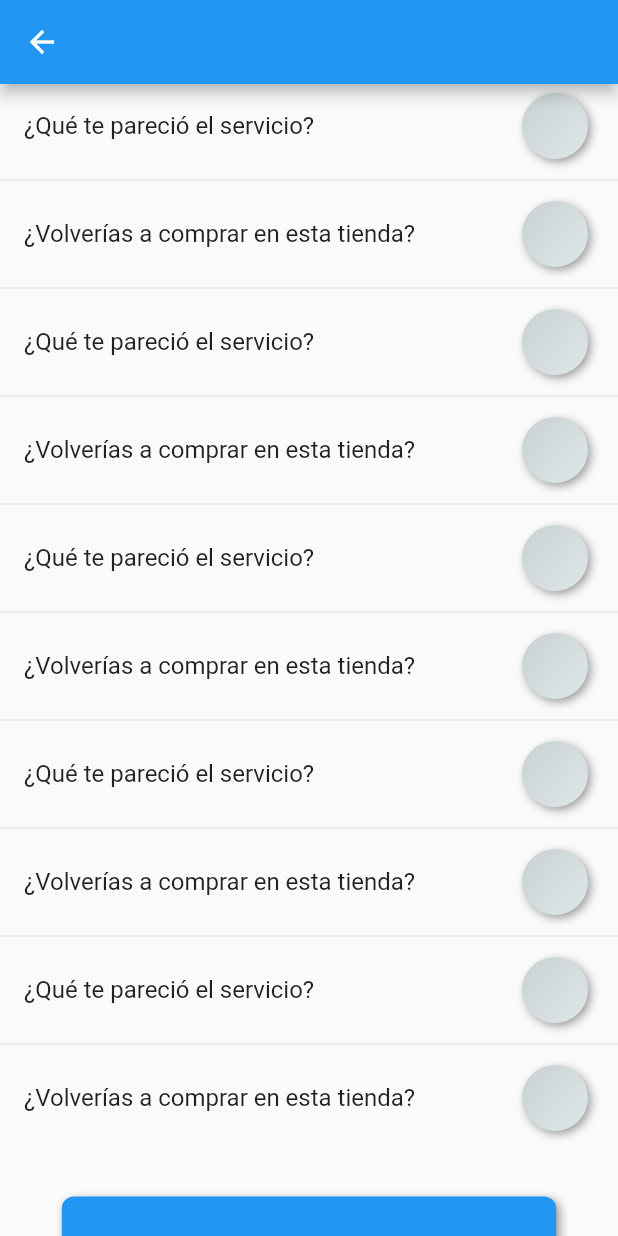
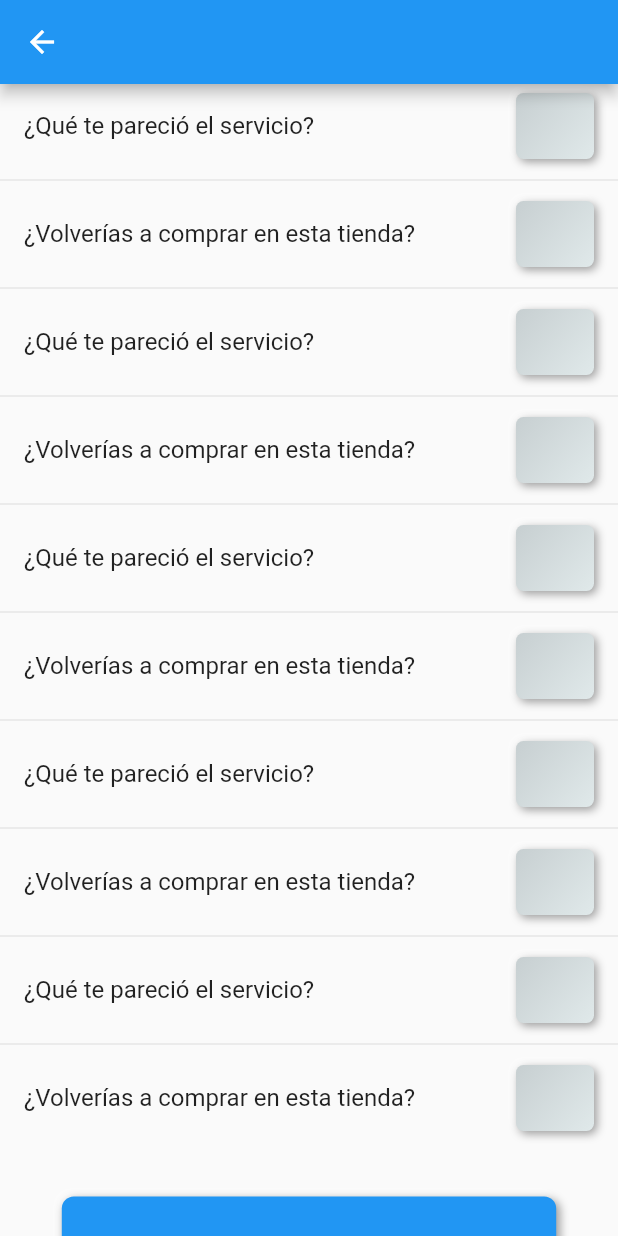
Before and after one commit to YaelZamora/alfonso_marina, a Flutter app: the InfoPage screen opened directly with empty values, on a phone screen of 412 x 824 dp. Run offline on Flutter 3.47's test engine with Material 2 defaults, Android fonts, the phone set to English and light mode, and no system bars; drawn by our look-alikes of flutter_neumorphic.

Commit message:
cambios_prueba

```diff
--- a/lib/src/pages/info_page.dart
+++ b/lib/src/pages/info_page.dart
@@ -49,9 +49,7 @@ class _InfoPageState extends State<InfoPage> {
                   return ListTile(
                     title: Text(preguntas.elementAt(index)),
                     trailing: NeumorphicCheckbox(
-                      style: const NeumorphicCheckboxStyle(
-                        boxShape: NeumorphicBoxShape.circle(),
-                      ),
+                      style: const NeumorphicCheckboxStyle(),
                       value: checked[index],
                       onChanged: (value) {
                         setState(() {
```
